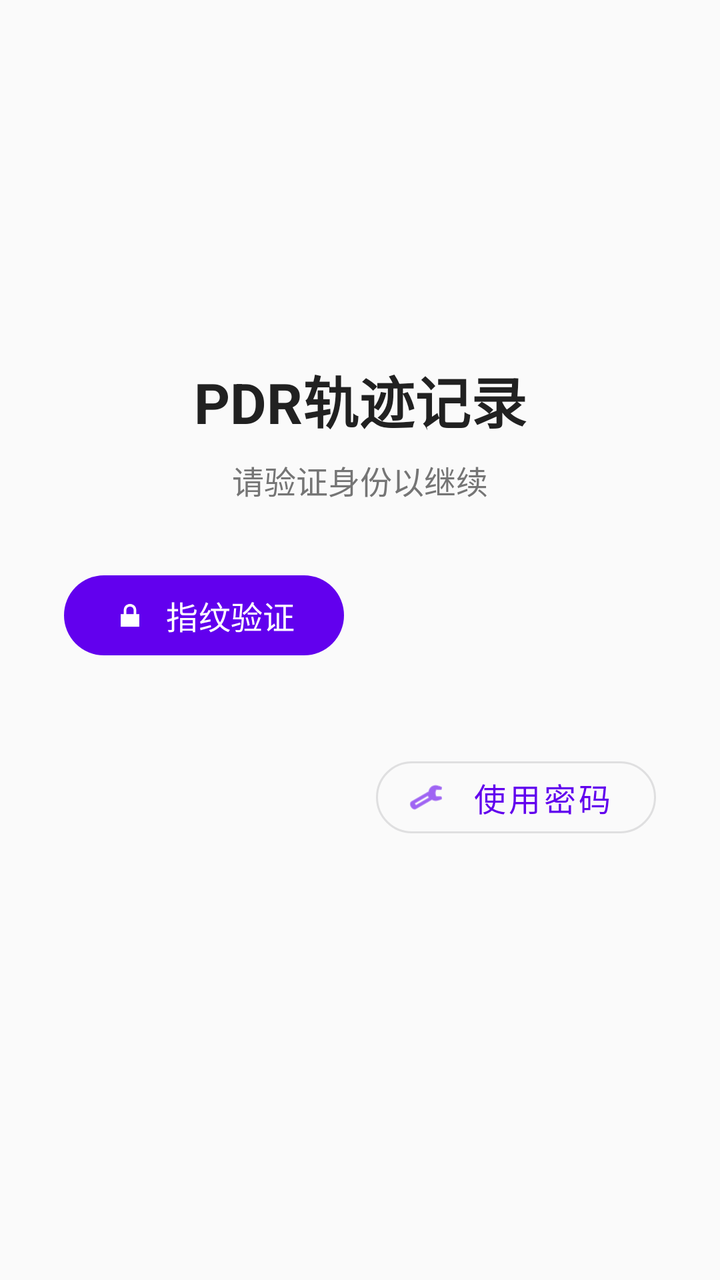
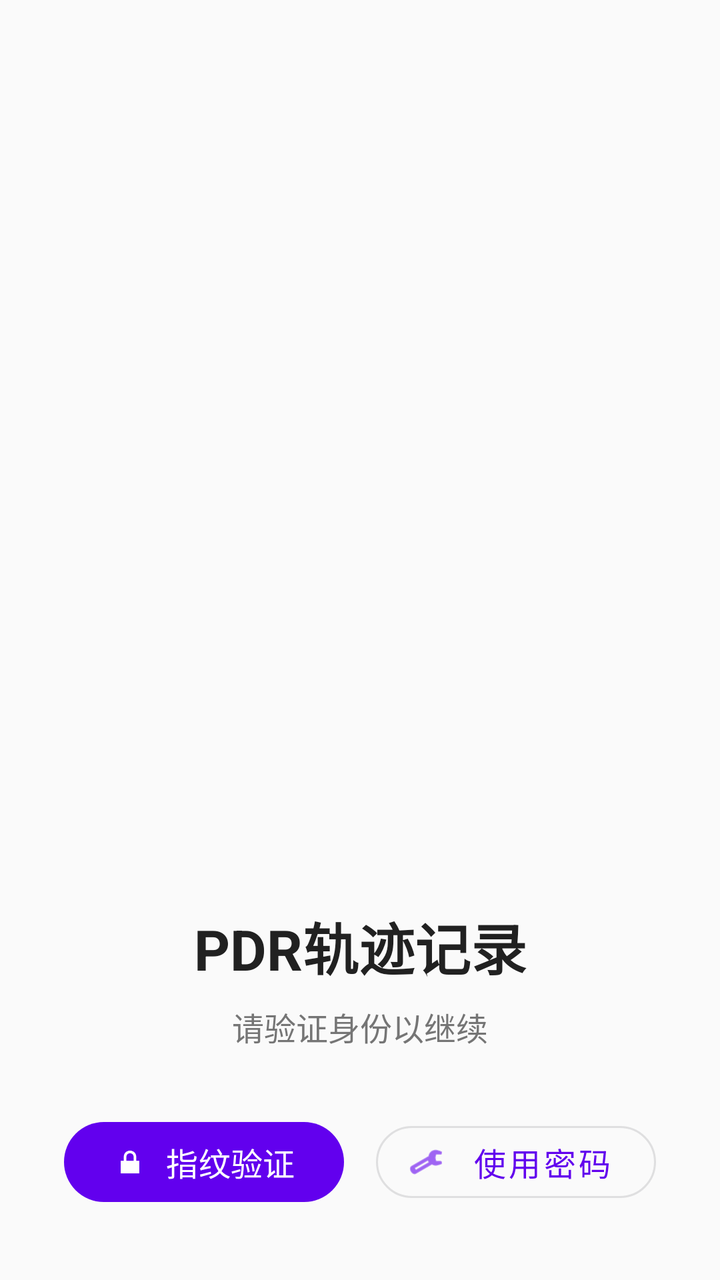

Compare the two renders of this Android layout. The source of the first and the diff that turns it into the second are given below.
<!-- AndroidManifest.xml: activity theme Theme.PDR -->
<!-- res/layout/activity_lock.xml -->
<?xml version="1.0" encoding="utf-8"?>
<androidx.constraintlayout.widget.ConstraintLayout
    xmlns:android="http://schemas.android.com/apk/res/android"
    xmlns:app="http://schemas.android.com/apk/res-auto"
    android:layout_width="match_parent"
    android:layout_height="match_parent"
    android:background="#FAFAFA">

    
    <ImageView
        android:id="@+id/logoImage"
        android:layout_width="120dp"
        android:layout_height="120dp"
        android:src="@mipmap/ic_launcher"
        android:contentDescription="应用Logo"
        app:layout_constraintTop_toTopOf="parent"
        app:layout_constraintBottom_toTopOf="@+id/titleText"
        app:layout_constraintStart_toStartOf="parent"
        app:layout_constraintEnd_toEndOf="parent"
        app:layout_constraintVertical_chainStyle="packed" />

    
    <TextView
        android:id="@+id/titleText"
        android:layout_width="wrap_content"
        android:layout_height="wrap_content"
        android:layout_marginTop="16dp"
        android:text="@string/app_name"
        android:textColor="#212121"
        android:textSize="28sp"
        android:textStyle="bold"
        app:layout_constraintTop_toBottomOf="@+id/logoImage"
        app:layout_constraintBottom_toTopOf="@+id/subtitleText"
        app:layout_constraintStart_toStartOf="parent"
        app:layout_constraintEnd_toEndOf="parent" />

    
    <TextView
        android:id="@+id/subtitleText"
        android:layout_width="wrap_content"
        android:layout_height="wrap_content"
        android:layout_marginTop="8dp"
        android:text="请验证身份以继续"
        android:textColor="#757575"
        android:textSize="16sp"
        app:layout_constraintTop_toBottomOf="@+id/titleText"
        app:layout_constraintBottom_toTopOf="@+id/authButton"
        app:layout_constraintStart_toStartOf="parent"
        app:layout_constraintEnd_toEndOf="parent" />

    
    <com.google.android.material.button.MaterialButton
        android:id="@+id/authButton"
        android:layout_width="0dp"
        android:layout_height="wrap_content"
        android:layout_marginTop="32dp"
        android:layout_marginStart="32dp"
        android:layout_marginEnd="8dp"
        android:text="指纹验证"
        android:textSize="16sp"
        app:icon="@android:drawable/ic_lock_lock"
        app:iconPadding="8dp"
        app:cornerRadius="24dp"
        app:layout_constraintTop_toBottomOf="@+id/subtitleText"
        app:layout_constraintBottom_toTopOf="@+id/credentialButton"
        app:layout_constraintStart_toStartOf="parent"
        app:layout_constraintEnd_toStartOf="@+id/credentialButton" />

    
    <com.google.android.material.button.MaterialButton
        android:id="@+id/credentialButton"
        android:layout_width="0dp"
        android:layout_height="wrap_content"
        android:layout_marginTop="32dp"
        android:layout_marginStart="8dp"
        android:layout_marginEnd="32dp"
        android:text="使用密码"
        android:textSize="16sp"
        app:icon="@android:drawable/ic_menu_manage"
        app:iconPadding="8dp"
        app:cornerRadius="24dp"
        style="@style/Widget.MaterialComponents.Button.OutlinedButton"
        app:layout_constraintTop_toBottomOf="@+id/subtitleText"
        app:layout_constraintBottom_toTopOf="@+id/statusText"
        app:layout_constraintStart_toEndOf="@+id/authButton"
        app:layout_constraintEnd_toEndOf="parent" />

    
    <TextView
        android:id="@+id/statusText"
        android:layout_width="wrap_content"
        android:layout_height="wrap_content"
        android:layout_marginTop="16dp"
        android:text=""
        android:textColor="#F44336"
        android:textSize="14sp"
        android:visibility="invisible"
        app:layout_constraintTop_toBottomOf="@+id/credentialButton"
        app:layout_constraintBottom_toBottomOf="parent"
        app:layout_constraintStart_toStartOf="parent"
        app:layout_constraintEnd_toEndOf="parent" />

</androidx.constraintlayout.widget.ConstraintLayout>
<!-- resources referenced by this layout -->
<resources>
  <!-- mipmap ic_launcher (mipmap-anydpi-v26) -->
  <?xml version="1.0" encoding="utf-8"?>
  <adaptive-icon xmlns:android="http://schemas.android.com/apk/res/android">
      <background android:drawable="@drawable/ic_launcher_background"/>
      <foreground android:drawable="@drawable/ic_launcher_foreground"/>
  </adaptive-icon>
  <string name="app_name">PDR轨迹记录</string>
  <style name="Theme.PDR" parent="Base.Theme.PDR" />
  <!-- drawable ic_launcher_background (drawable) -->
  <?xml version="1.0" encoding="utf-8"?>
  <vector xmlns:android="http://schemas.android.com/apk/res/android"
      android:width="108dp"
      android:height="108dp"
      android:viewportWidth="108"
      android:viewportHeight="108">
      <path
          android:fillColor="#3DDC84"
          android:pathData="M0,0h108v108h-108z" />
  </vector>
  <!-- drawable ic_launcher_foreground (drawable) -->
  <?xml version="1.0" encoding="utf-8"?>
  <vector xmlns:android="http://schemas.android.com/apk/res/android"
      android:width="108dp"
      android:height="108dp"
      android:viewportWidth="108"
      android:viewportHeight="108">
      <group android:scaleX="0.92"
          android:scaleY="0.92"
          android:translateX="4.5"
          android:translateY="4.5">
          <path
              android:fillColor="#FFFFFF"
              android:pathData="M54,54m-40,0a40,40 0,1 1,80 0a40,40 0,1 1,-80 0" />
      </group>
  </vector>
  <style name="Base.Theme.PDR" parent="Theme.Material3.DayNight.NoActionBar">
          
          <item name="colorPrimary">@color/purple_500</item>
          <item name="colorPrimaryVariant">@color/purple_700</item>
          <item name="colorOnPrimary">@color/white</item>
          
          <item name="colorSecondary">@color/teal_200</item>
          <item name="colorSecondaryVariant">@color/teal_700</item>
          <item name="colorOnSecondary">@color/black</item>
      </style>
  <color name="purple_500">#FF6200EE</color>
  <color name="purple_700">#FF3700B3</color>
  <color name="white">#FFFFFFFF</color>
  <color name="teal_200">#FF03DAC5</color>
  <color name="teal_700">#FF018786</color>
  <color name="black">#FF000000</color>
</resources>

<!-- the commit's change to res/layout/activity_lock.xml (unified diff, before → after) -->
@@ -62,7 +62,6 @@
         app:iconPadding="8dp"
         app:cornerRadius="24dp"
         app:layout_constraintTop_toBottomOf="@+id/subtitleText"
-        app:layout_constraintBottom_toTopOf="@+id/credentialButton"
         app:layout_constraintStart_toStartOf="parent"
         app:layout_constraintEnd_toStartOf="@+id/credentialButton" />
 
@@ -81,7 +80,6 @@
         app:cornerRadius="24dp"
         style="@style/Widget.MaterialComponents.Button.OutlinedButton"
         app:layout_constraintTop_toBottomOf="@+id/subtitleText"
-        app:layout_constraintBottom_toTopOf="@+id/statusText"
         app:layout_constraintStart_toEndOf="@+id/authButton"
         app:layout_constraintEnd_toEndOf="parent" />
 
@@ -95,7 +93,7 @@
         android:textColor="#F44336"
         android:textSize="14sp"
         android:visibility="invisible"
-        app:layout_constraintTop_toBottomOf="@+id/credentialButton"
+        app:layout_constraintTop_toBottomOf="@+id/authButton"
         app:layout_constraintBottom_toBottomOf="parent"
         app:layout_constraintStart_toStartOf="parent"
         app:layout_constraintEnd_toEndOf="parent" />
